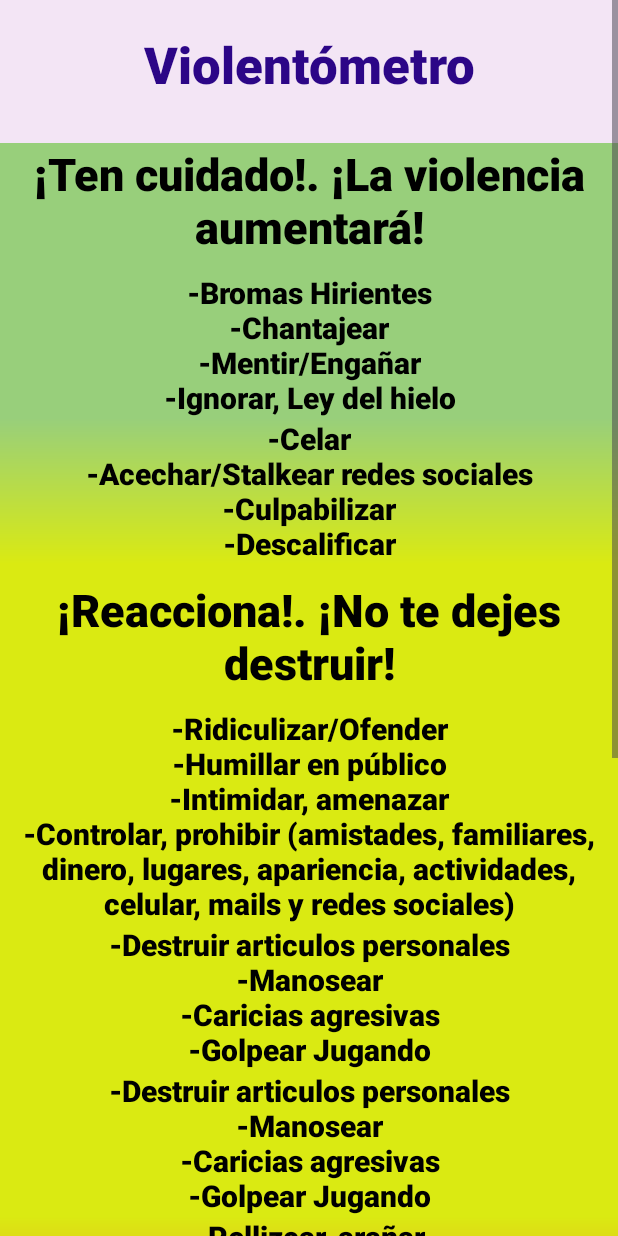
After one commit to DanyMtz29/Alert_app, an Android app: the violentometroActivity screen opened directly, with no data from a screen before it, on a phone screen of 412 x 824 dp. The commit adds this screen. Run offline under Robolectric (Android 15) with nearby library versions, the phone set to English and light mode, and no system bars.

Commit message:
D-UI's: violentometro activity created, design simple

```diff
--- a/app/src/main/AndroidManifest.xml
+++ b/app/src/main/AndroidManifest.xml
@@ -12,6 +12,9 @@
         android:supportsRtl="true"
         android:theme="@style/Theme.Alert_app"
         tools:targetApi="31">
+        <activity
+            android:name=".violentometroActivity"
+            android:exported="false" />
         <activity
             android:name=".supportNumbersActivity"
             android:exported="false" />
--- a/app/src/main/java/com/example/alert_app/informationActivity.java
+++ b/app/src/main/java/com/example/alert_app/informationActivity.java
@@ -18,30 +18,40 @@ public class informationActivity extends AppCompatActivity {
     protected void onCreate(Bundle savedInstanceState) {
         super.onCreate(savedInstanceState);
         setContentView(R.layout.informacion);
-
     }
 
     public void typesViolence(View v){
         i = new Intent(informationActivity.this, TiposViolencia.class);
         startActivity(i);
+        this.finish();
     }
     public void alertButton(View v){
         i = new Intent(informationActivity.this, Principal.class);
         startActivity(i);
+        this.finish();
     }
 
     public void modalidadesButton(View v){
         i = new Intent(informationActivity.this, modalidadesActivity.class);
         startActivity(i);
+        this.finish();
     }
 
     public void centerInformationButton(View v){
         i = new Intent(informationActivity.this, centerInformationACtivity.class);
         startActivity(i);
+        this.finish();
     }
 
     public void supportNumbersButton(View v){
         i = new Intent(informationActivity.this, supportNumbersActivity.class);
         startActivity(i);
+        this.finish();
+    }
+
+    public void violentometro(View v){
+        i = new Intent(informationActivity.this, violentometroActivity.class);
+        startActivity(i);
+        this.finish();
     }
 }
--- /dev/null
+++ b/app/src/main/java/com/example/alert_app/violentometroActivity.java
@@ -0,0 +1,26 @@
+package com.example.alert_app;
+
+import android.content.Intent;
+import android.os.Bundle;
+import android.view.View;
+
+import androidx.activity.EdgeToEdge;
+import androidx.appcompat.app.AppCompatActivity;
+import androidx.core.graphics.Insets;
+import androidx.core.view.ViewCompat;
+import androidx.core.view.WindowInsetsCompat;
+
+public class violentometroActivity extends AppCompatActivity {
+
+    @Override
+    protected void onCreate(Bundle savedInstanceState) {
+        super.onCreate(savedInstanceState);
+        setContentView(R.layout.activity_violentometro);
+    }
+
+    public void backViolentometro(View v){
+        Intent i = new Intent(violentometroActivity.this, informationActivity.class);
+        startActivity(i);
+        this.finish();
+    }
+}
--- /dev/null
+++ b/app/src/main/res/drawable/violentometro_ama_nar.xml
@@ -0,0 +1,8 @@
+<?xml version="1.0" encoding="utf-8"?>
+<shape xmlns:android="http://schemas.android.com/apk/res/android"
+    android:shape="rectangle">
+    <gradient
+        android:startColor="@color/amarilloMedio"
+        android:endColor="@color/naranjaFuerte"
+        android:angle="100"/>
+</shape>
--- /dev/null
+++ b/app/src/main/res/drawable/violentometro_nar_rojo.xml
@@ -0,0 +1,8 @@
+<?xml version="1.0" encoding="utf-8"?>
+<shape xmlns:android="http://schemas.android.com/apk/res/android"
+    android:shape="rectangle">
+    <gradient
+        android:startColor="@color/naranjaFuerte"
+        android:endColor="@color/rojoFuerte"
+        android:angle="100"/>
+</shape>
--- /dev/null
+++ b/app/src/main/res/drawable/violentometro_verde_ama.xml
@@ -0,0 +1,8 @@
+<?xml version="1.0" encoding="utf-8"?>
+<shape xmlns:android="http://schemas.android.com/apk/res/android"
+    android:shape="rectangle">
+    <gradient
+        android:startColor="@color/verdeClaro"
+        android:endColor="@color/amarilloMedio"
+        android:angle="100"/>
+</shape>
--- /dev/null
+++ b/app/src/main/res/layout/activity_violentometro.xml
@@ -0,0 +1,168 @@
+<?xml version="1.0" encoding="utf-8"?>
+<ScrollView xmlns:android="http://schemas.android.com/apk/res/android"
+    xmlns:app="http://schemas.android.com/apk/res-auto"
+    xmlns:tools="http://schemas.android.com/tools"
+    android:layout_width="match_parent"
+    android:layout_height="match_parent"
+    android:backgroundTint="@color/rosaP"
+    android:fillViewport="true">
+
+    <LinearLayout
+        android:layout_width="match_parent"
+        android:layout_height="match_parent"
+        android:background="@color/lavanda"
+        android:orientation="vertical"
+        tools:context=".violentometroActivity">
+
+        <TextView
+            android:layout_width="match_parent"
+            android:layout_height="wrap_content"
+            android:layout_marginTop="20dp"
+            android:fontFamily="sans-serif-black"
+            android:text="@string/text_violentometro"
+            android:textAlignment="center"
+            android:textColor="@color/azulito"
+            android:textSize="34sp" />
+
+        <View
+            android:layout_width="match_parent"
+            android:layout_height="30dp"/>
+
+        <LinearLayout
+            android:layout_width="match_parent"
+            android:layout_height="wrap_content"
+            android:background="@color/lavanda"
+            android:gravity="center_horizontal"
+            android:orientation="vertical"
+            tools:context=".violentometroActivity">
+
+            <LinearLayout
+                android:layout_width="match_parent"
+                android:layout_height="wrap_content"
+                android:background="@color/lavanda"
+                android:gravity="center_horizontal"
+                android:orientation="vertical"
+                tools:context=".violentometroActivity">
+                <TextView
+                    android:layout_width="wrap_content"
+                    android:layout_height="wrap_content"
+                    android:fontFamily="sans-serif-black"
+                    android:text="@string/text_violentometro_1"
+                    android:textAlignment="center"
+                    android:textColor="@color/black"
+                    android:textSize="30sp"
+                    android:background="@color/verdeClaro"/>
+
+                <TextView
+                    android:layout_width="match_parent"
+                    android:layout_height="wrap_content"
+                    android:paddingTop="10dp"
+                    android:fontFamily="sans-serif-black"
+                    android:text="@string/text_acciones_violentometro"
+                    android:textAlignment="center"
+                    android:textColor="@color/black"
+                    android:textSize="20sp"
+                    android:background="@color/verdeClaro"/>
+                <TextView
+                    android:layout_width="match_parent"
+                    android:layout_height="wrap_content"
+                    android:fontFamily="sans-serif-black"
+                    android:text="@string/text_acciones2_violentometro"
+                    android:textAlignment="center"
+                    android:textColor="@color/black"
+                    android:textSize="20sp"
+                    android:background="@drawable/violentometro_verde_ama"/>
+                <TextView
+                    android:layout_width="wrap_content"
+                    android:layout_height="wrap_content"
+                    android:fontFamily="sans-serif-black"
+                    android:paddingTop="10dp"
+                    android:text="@string/text_violentometro_2"
+                    android:textAlignment="center"
+                    android:textColor="@color/black"
+                    android:textSize="30sp"
+                    android:background="@color/amarilloMedio"/>
+                <TextView
+                    android:layout_width="match_parent"
+                    android:layout_height="wrap_content"
+                    android:fontFamily="sans-serif-black"
+                    android:paddingTop="10dp"
+                    android:text="@string/text_acciones3_violentometro"
+                    android:textAlignment="center"
+                    android:textColor="@color/black"
+                    android:textSize="20sp"
+                    android:background="@color/amarilloMedio"/>
+                <TextView
+                    android:layout_width="match_parent"
+                    android:layout_height="wrap_content"
+                    android:fontFamily="sans-serif-black"
+                    android:text="@string/text_acciones4_violentometro"
+                    android:textAlignment="center"
+                    android:textColor="@color/black"
+                    android:textSize="20sp"
+                    android:background="@color/amarilloMedio"/>
+                <TextView
+                    android:layout_width="match_parent"
+                    android:layout_height="wrap_content"
+                    android:fontFamily="sans-serif-black"
+                    android:text="@string/text_acciones4_violentometro"
+                    android:textAlignment="center"
+                    android:textColor="@color/black"
+                    android:textSize="20sp"
+                    android:background="@color/amarilloMedio"/>
+                <TextView
+                    android:layout_width="match_parent"
+                    android:layout_height="wrap_content"
+                    android:fontFamily="sans-serif-black"
+                    android:text="@string/text_acciones5_violentometro"
+                    android:textAlignment="center"
+                    android:textColor="@color/black"
+                    android:textSize="20sp"
+                    android:background="@drawable/violentometro_ama_nar"/>
+                <TextView
+                    android:layout_width="match_parent"
+                    android:layout_height="wrap_content"
+                    android:fontFamily="sans-serif-black"
+                    android:text="@string/text_acciones6_violentometro"
+                    android:textAlignment="center"
+                    android:textColor="@color/black"
+                    android:textSize="20sp"
+                    android:background="@drawable/violentometro_nar_rojo"/>
+                <TextView
+                    android:layout_width="wrap_content"
+                    android:layout_height="wrap_content"
+                    android:fontFamily="sans-serif-black"
+                    android:paddingTop="10dp"
+                    android:text="@string/text_violentometro_3"
+                    android:textAlignment="center"
+                    android:textColor="@color/black"
+                    android:textSize="30sp"
+                    android:background="@color/rojoFuerte"/>
+                <TextView
+                    android:layout_width="match_parent"
+                    android:layout_height="wrap_content"
+                    android:fontFamily="sans-serif-black"
+                    android:paddingTop="10dp"
+                    android:paddingBottom="20dp"
+                    android:text="@string/text_acciones7_violentometro"
+                    android:textAlignment="center"
+                    android:textColor="@color/black"
+                    android:textSize="20sp"
+                    android:background="@color/rojoFuerte"
+                    />
+            </LinearLayout>
+        </LinearLayout>
+        <Button
+            android:id="@+id/botonRegresar"
+            android:layout_marginTop="20dp"
+            android:layout_marginBottom="20dp"
+            android:layout_width="200dp"
+            android:layout_height="50dp"
+            android:text="@string/button_back"
+            android:textSize="20sp"
+            android:textColor="@color/black"
+            android:backgroundTint="@color/lilaPastelOscuro"
+            android:onClick="backViolentometro"
+            />
+    </LinearLayout>
+</ScrollView>
--- a/app/src/main/res/layout/informacion.xml
+++ b/app/src/main/res/layout/informacion.xml
@@ -186,7 +186,8 @@
                 android:text="Violentómetro"
                 android:textColor="@color/moradoF"
                 android:textSize="20sp"
-                android:textStyle="bold" />
+                android:textStyle="bold"
+                android:onClick="violentometro"/>
         </LinearLayout>
     </LinearLayout>
 </LinearLayout>
--- a/app/src/main/res/values/colors.xml
+++ b/app/src/main/res/values/colors.xml
@@ -17,6 +17,10 @@
     <color name="rosaPastelOscuro">#FF8AA0</color>
     <color name="lilaPastelMedio">#D3BCEB</color>
     <color name="lilaPastelOscuro">#C1A0E3</color>
+    <color name="verdeClaro">#98cf7b</color>
+    <color name="amarilloMedio">#daea12</color>
+    <color name="naranjaFuerte">#f58827</color>
+    <color name="rojoFuerte">#d60404</color>
 
 
 </resources>
--- a/app/src/main/res/values/strings.xml
+++ b/app/src/main/res/values/strings.xml
@@ -128,6 +128,17 @@ Suele estar presente en medios, chistes, publicidad o normas culturales que norm
     <string name="text_ViolenceLine_tel">Teléfono: 800 911 25 11</string>
     <string name="text_ViolenceLine_desc">Disponible las 24 horas para brindar apoyo psicológico y legal gratuito a mujeres víctimas de violencia.</string>
 
-
+    <!--Activity violentometro-->
+    <string name="text_violentometro">Violentómetro</string>
+    <string name="text_violentometro_1">¡Ten cuidado!. ¡La violencia aumentará!</string>
+    <string name="text_violentometro_2">¡Reacciona!. ¡No te dejes destruir!</string>
+    <string name="text_violentometro_3">¡Necesitas ayuda profesional!</string>
+    <string name="text_acciones_violentometro">-Bromas Hirientes\n-Chantajear\n-Mentir/Engañar\n-Ignorar, Ley del hielo</string>
+    <string name="text_acciones2_violentometro">-Celar\n-Acechar/Stalkear redes sociales\n-Culpabilizar\n-Descalificar</string>
+    <string name="text_acciones3_violentometro">-Ridiculizar/Ofender\n-Humillar en público\n-Intimidar, amenazar\n-Controlar, prohibir (amistades, familiares, dinero, lugares, apariencia, actividades, celular, mails y redes sociales)</string>
+    <string name="text_acciones4_violentometro">-Destruir articulos personales\n-Manosear\n-Caricias agresivas\n-Golpear "Jugando"</string>
+    <string name="text_acciones5_violentometro">-Pellizcar, arañar\n-Empujar, jalonear\n-Cachetear\n-Patear</string>
+    <string name="text_acciones6_violentometro">-Encerrar, aislar\n-Sextorsión\n-Amenazar con objetos o armas\n-Difundir contenido íntimo sin consentimiento por medios digitales</string>
+    <string name="text_acciones7_violentometro">-Amenazar de muerte\n-Forzar a relación sexual\n-Abuso sexual\n-Violar\n-Mutilar\n-ASESINAR (Homicidio/Feminicidio)</string>
 
 </resources>
```
